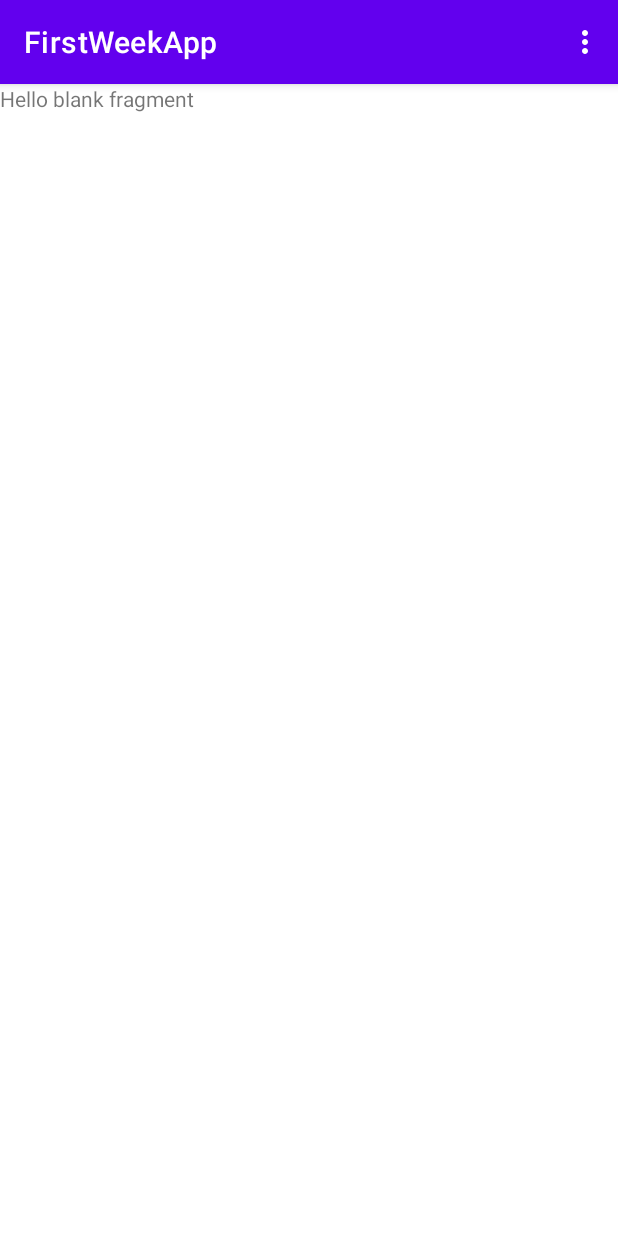
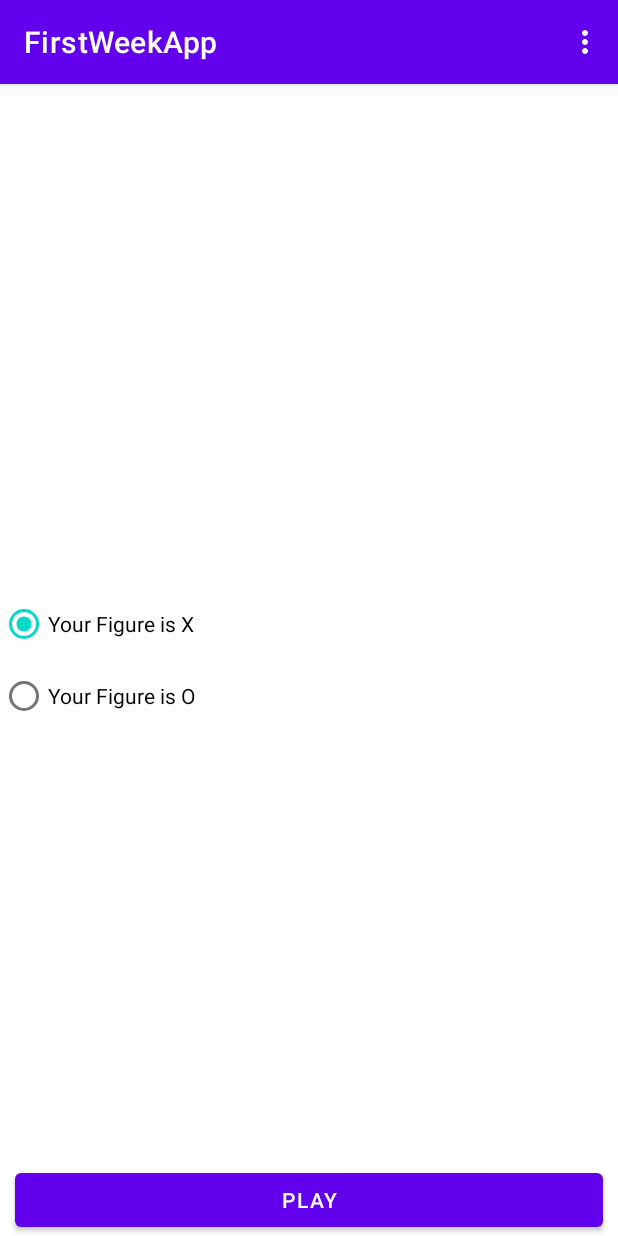
Before and after one commit to Yarslv/FirstWeekApp, an Android app: the screen it shows after launch (MainScreen), on a phone screen of 412 x 824 dp. Run offline under Robolectric (Android 15) with nearby library versions, the phone set to English and light mode, and no system bars; our stand-ins replace data binding.

Commit message:
Initial commit

```diff
--- a/app/src/main/java/com/internship/firstweekapp/arch/BaseFragment.kt
+++ b/app/src/main/java/com/internship/firstweekapp/arch/BaseFragment.kt
@@ -13,7 +13,7 @@ import com.internship.firstweekapp.arch.ext.hideKeyboard
 
 abstract class BaseFragment<T : ViewDataBinding>(@LayoutRes private val resId: Int) : Fragment() {
 
-    private lateinit var binding: T
+    protected lateinit var binding: T
 
     protected abstract val viewModel: BaseViewModel
 
--- a/app/src/main/java/com/internship/firstweekapp/di/ViewModelModule.kt
+++ b/app/src/main/java/com/internship/firstweekapp/di/ViewModelModule.kt
@@ -1,9 +1,13 @@
 package com.internship.firstweekapp.di
 
+import com.internship.firstweekapp.ui.game.GameFragmentViewModel
 import com.internship.firstweekapp.ui.main.MainViewModel
+import com.internship.firstweekapp.ui.settingFragment.SettingFragmentViewModel
 import org.koin.androidx.viewmodel.dsl.viewModel
 import org.koin.dsl.module
 
 val viewModelModule = module {
     viewModel { MainViewModel() }
+    viewModel { GameFragmentViewModel() }
+    viewModel { SettingFragmentViewModel() }
 }
--- a/app/src/main/java/com/internship/firstweekapp/ui/dummy/BlankFragment.kt
+++ /dev/null
@@ -1,12 +0,0 @@
-package com.internship.firstweekapp.ui.dummy
-
-import androidx.fragment.app.viewModels
-import com.internship.firstweekapp.R
-import com.internship.firstweekapp.arch.BaseFragment
-import com.internship.firstweekapp.arch.BaseViewModel
-import com.internship.firstweekapp.databinding.FragmentBlankBinding
-
-class BlankFragment : BaseFragment<FragmentBlankBinding>(R.layout.fragment_blank) {
-    override val viewModel: BaseViewModel by viewModels()
-
-}
--- a/app/src/main/java/com/internship/firstweekapp/ui/dummy/BlankFragmentViewModel.kt
+++ /dev/null
@@ -1,5 +0,0 @@
-package com.internship.firstweekapp.ui.dummy
-
-import com.internship.firstweekapp.arch.BaseViewModel
-
-class BlankFragmentViewModel : BaseViewModel()
--- /dev/null
+++ b/app/src/main/java/com/internship/firstweekapp/ui/settingFragment/SettingFragment.kt
@@ -0,0 +1,27 @@
+package com.internship.firstweekapp.ui.settingFragment
+
+import androidx.fragment.app.viewModels
+import androidx.navigation.findNavController
+import com.internship.firstweekapp.R
+import com.internship.firstweekapp.arch.BaseFragment
+import com.internship.firstweekapp.databinding.FragmentSettingBinding
+
+
+class SettingFragment : BaseFragment<FragmentSettingBinding>(R.layout.fragment_setting) {
+    override val viewModel: SettingFragmentViewModel by viewModels()
+
+    override fun setObservers() {
+        binding.vmodel = viewModel
+        viewModel.isStartGameEvent.observe(
+            this
+        ) {
+            if (it.isStart) requireActivity().findNavController(R.id.homeHostNavFragment).navigate(
+                SettingFragmentDirections.actionSettingFragmentToBlankFragment(
+                    it.isCross,
+                    it.isFirst
+                )
+            )
+        }
+    }
+
+}
--- /dev/null
+++ b/app/src/main/java/com/internship/firstweekapp/ui/settingFragment/SettingFragmentViewModel.kt
@@ -0,0 +1,23 @@
+package com.internship.firstweekapp.ui.settingFragment
+
+import com.internship.firstweekapp.arch.BaseViewModel
+import com.internship.firstweekapp.arch.lifecycle.SingleLiveEvent
+
+class SettingFragmentViewModel : BaseViewModel() {
+    var playerIsCross = true
+    var playerIsFirst = true
+
+    var isStartGameEvent = SingleLiveEvent<Setting>()
+
+
+    fun onClick() {
+        isStartGameEvent.postValue(Setting(playerIsCross, playerIsFirst, true))
+    }
+
+}
+
+data class Setting(
+    var isCross: Boolean,
+    var isFirst: Boolean,
+    var isStart: Boolean
+)
--- a/app/src/main/res/layout/fragment_blank.xml
+++ /dev/null
@@ -1,17 +0,0 @@
-<?xml version="1.0" encoding="utf-8"?>
-<layout xmlns:android="http://schemas.android.com/apk/res/android"
-    xmlns:tools="http://schemas.android.com/tools">
-
-
-    <FrameLayout
-        android:layout_width="match_parent"
-        android:layout_height="match_parent"
-        tools:context=".ui.dummy.BlankFragment">
-
-        <TextView
-            android:layout_width="match_parent"
-            android:layout_height="match_parent"
-            android:text="@string/hello_blank_fragment" />
-
-    </FrameLayout>
-</layout>
--- /dev/null
+++ b/app/src/main/res/layout/fragment_setting.xml
@@ -0,0 +1,66 @@
+<?xml version="1.0" encoding="utf-8"?>
+<layout xmlns:android="http://schemas.android.com/apk/res/android"
+    xmlns:tools="http://schemas.android.com/tools">
+
+    <data>
+
+        <variable
+            name="vmodel"
+            type="com.internship.firstweekapp.ui.settingFragment.SettingFragmentViewModel" />
+    </data>
+
+    <RelativeLayout
+        android:layout_width="match_parent"
+        android:layout_height="match_parent"
+        tools:context=".ui.settingFragment.SettingFragment">
+
+
+        <RadioGroup
+            android:layout_width="wrap_content"
+            android:layout_height="wrap_content"
+            android:layout_alignParentStart="true"
+            android:layout_centerVertical="true">
+
+            <com.google.android.material.radiobutton.MaterialRadioButton
+                android:layout_width="wrap_content"
+                android:layout_height="wrap_content"
+                android:checked="@={vmodel.playerIsCross}"
+                android:text="@string/your_figure_is_x" />
+
+            <com.google.android.material.radiobutton.MaterialRadioButton
+                android:layout_width="wrap_content"
+                android:layout_height="wrap_content"
+                android:text="@string/your_figure_is_o" />
+        </RadioGroup>
+
+        <RadioGroup
+            android:layout_width="wrap_content"
+            android:layout_height="wrap_content"
+            android:layout_alignParentEnd="true"
+            android:layout_centerVertical="true"
+            android:visibility="invisible">
+
+            <com.google.android.material.radiobutton.MaterialRadioButton
+                android:layout_width="wrap_content"
+                android:layout_height="wrap_content"
+                android:checked="@={vmodel.playerIsFirst}"
+                android:text="@string/you_are_first" />
+
+            <com.google.android.material.radiobutton.MaterialRadioButton
+                android:layout_width="wrap_content"
+                android:layout_height="wrap_content"
+                android:text="@string/you_are_second" />
+        </RadioGroup>
+
+        <com.google.android.material.button.MaterialButton
+            android:layout_width="match_parent"
+            android:layout_height="wrap_content"
+            android:layout_alignParentBottom="true"
+            android:layout_marginStart="10dp"
+            android:layout_marginEnd="10dp"
+            android:gravity="center"
+            android:text="@string/play"
+            android:onClick="@{() -> vmodel.onClick()}" />
+
+    </RelativeLayout>
+</layout>
--- a/app/src/main/res/navigation/home.xml
+++ b/app/src/main/res/navigation/home.xml
@@ -2,9 +2,31 @@
 <navigation xmlns:android="http://schemas.android.com/apk/res/android"
     xmlns:app="http://schemas.android.com/apk/res-auto"
     android:id="@+id/home"
-    app:startDestination="@id/blankFragment">
+    app:startDestination="@id/settingFragment">
     <fragment
         android:id="@+id/blankFragment"
-        android:name="com.internship.firstweekapp.ui.dummy.BlankFragment"
-        android:label="BlankFragment" />
+        android:name="com.internship.firstweekapp.ui.game.GameFragment"
+        android:label="BlankFragment">
+        <argument
+            android:name="userFigure"
+            app:argType="boolean" />
+        <argument
+            android:name="userFirst"
+            app:argType="boolean" />
+    </fragment>
+    <fragment
+        android:id="@+id/settingFragment"
+        android:name="com.internship.firstweekapp.ui.settingFragment.SettingFragment"
+        android:label="SettingFragment">
+        <action
+            android:id="@+id/action_settingFragment_to_blankFragment"
+            app:destination="@id/blankFragment">
+            <argument
+                android:name="userFigure"
+                app:argType="boolean" />
+            <argument
+                android:name="userFirst"
+                app:argType="boolean" />
+        </action>
+    </fragment>
 </navigation>
--- a/app/src/main/res/values/strings.xml
+++ b/app/src/main/res/values/strings.xml
@@ -17,4 +17,10 @@
     <string name="canvas">Canvas</string>
 
     <string name="hello_blank_fragment">Hello blank fragment</string>
+    <string name="you_are_first">You are First</string>
+    <string name="you_are_second">You are Second</string>
+    <string name="your_figure_is_x">Your Figure is X</string>
+    <string name="your_figure_is_o">Your Figure is O</string>
+    <string name="play">Play</string>
+    <string name="play_cntnt_dscr">Play</string>
 </resources>
```
Also changed, not shown: app/src/main/java/com/internship/firstweekapp/arch/ext/BindingExt.kt (+12 -0 lines), app/src/main/java/com/internship/firstweekapp/ui/game/GameFragment.kt (added, +20 -0 lines), app/src/main/java/com/internship/firstweekapp/ui/game/GameFragmentViewModel.kt (added, +8 -0 lines), app/src/main/java/com/internship/firstweekapp/ui/game/ZerosCrossesGameBoardView.kt (added, +258 -0 lines), app/src/main/res/layout/fragment_game.xml (added, +31 -0 lines), app/src/main/res/values/attrs.xml (added, +8 -0 lines).
